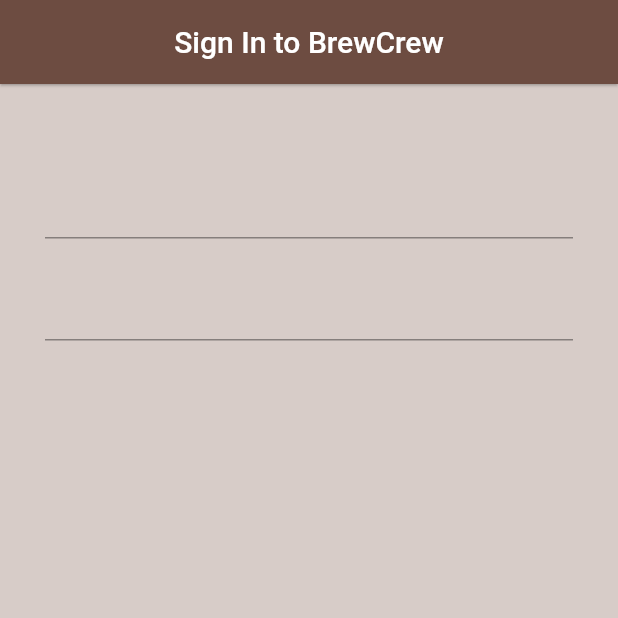
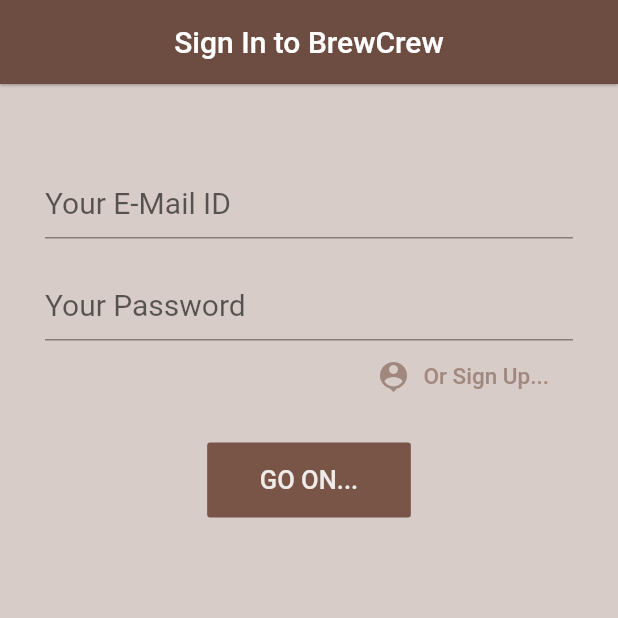
Before and after one commit to aish0509/crew_brew, a Flutter app: the screen it shows after launch, on a phone screen of 412 x 824 dp, the top half of it. Run offline on Flutter 3.47's test engine with Material 2 defaults, Android fonts, the phone set to English and light mode, and no system bars; our stand-ins replace firebase_auth; accounts and stored records are empty.

```diff
--- a/lib/screens/authenticate/authenticate.dart
+++ b/lib/screens/authenticate/authenticate.dart
@@ -1,4 +1,5 @@
 import 'package:brew_crew/screens/authenticate/sign_in.dart';
+import 'package:brew_crew/screens/authenticate/sign_up.dart';
 import 'package:flutter/material.dart';
 
 class Authenticate extends StatefulWidget {
@@ -7,8 +8,22 @@ class Authenticate extends StatefulWidget {
 }
 
 class _AuthenticateState extends State<Authenticate> {
+  bool showSignIn = true;
+  void toggleView() {
+    setState(() {
+      showSignIn = !showSignIn;
+    });
+  }
+
   @override
   Widget build(BuildContext context) {
-    return SafeArea(child: SignIn());
+    if (showSignIn == true) {
+      return SafeArea(child: SignIn(toggleView: toggleView));
+    } else {
+      return SafeArea(
+          child: SignUp(
+        toggleView: toggleView,
+      ));
+    }
   }
 }
--- a/lib/screens/authenticate/sign_in.dart
+++ b/lib/screens/authenticate/sign_in.dart
@@ -2,12 +2,17 @@ import 'package:brew_crew/services/auth.dart';
 import 'package:flutter/material.dart';
 
 class SignIn extends StatefulWidget {
+  final Function toggleView;
+  SignIn({this.toggleView});
+
   @override
   _SignInState createState() => _SignInState();
 }
 
 class _SignInState extends State<SignIn> {
   AuthService _authService = AuthService();
+  String email = '';
+  String pwd = '';
 
   @override
   Widget build(BuildContext context) {
@@ -28,20 +33,78 @@ class _SignInState extends State<SignIn> {
                 height: 25.0,
               ),
               TextFormField(
+                decoration: InputDecoration(
+                  hintText: 'Your E-Mail ID',
+                  focusedBorder: UnderlineInputBorder(
+                    borderSide: BorderSide(color: Colors.brown, width: 2.0),
+                  ),
+                ),
                 cursorColor: Colors.brown[800],
                 cursorWidth: 2.0,
                 style: TextStyle(color: Colors.brown[800], fontSize: 20.0),
-                onChanged: (value) {},
+                validator: (String value) {
+                  if (value.contains('@') != true) {
+                    return 'Please enter a valid E-Mail';
+                  } else {
+                    return null;
+                  }
+                },
+                onChanged: (value) {
+                  setState(() {
+                    email = value;
+                  });
+                },
               ),
               SizedBox(
                 height: 20.0,
               ),
               TextFormField(
+                decoration: InputDecoration(
+                  hintText: 'Your Password',
+                  focusedBorder: UnderlineInputBorder(
+                    borderSide: BorderSide(color: Colors.brown, width: 2.0),
+                  ),
+                ),
                 cursorColor: Colors.brown[800],
                 cursorWidth: 2.0,
                 style: TextStyle(color: Colors.brown[800], fontSize: 20.0),
-                onChanged: (value) {},
                 obscureText: true,
+                onChanged: (value) {
+                  setState(() {
+                    pwd = value;
+                  });
+                },
+              ),
+              Align(
+                alignment: Alignment.bottomRight,
+                child: FlatButton.icon(
+                  onPressed: () {
+                    widget.toggleView();
+                  },
+                  icon: Icon(
+                    Icons.person_pin,
+                    color: Colors.brown[300],
+                  ),
+                  label: Text(
+                    'Or Sign Up...',
+                    style: TextStyle(color: Colors.brown[300], fontSize: 15.0),
+                  ),
+                ),
+              ),
+              SizedBox(
+                height: 20.0,
+              ),
+              FlatButton(
+                padding: EdgeInsets.symmetric(vertical: 15.0, horizontal: 35.1),
+                child: Text(
+                  'GO ON...',
+                  style: TextStyle(color: Colors.brown[50], fontSize: 17.0),
+                ),
+                color: Colors.brown[500],
+                onPressed: () async {
+                  print(email);
+                  print(pwd);
+                },
               )
             ],
           ),
```
Also changed, not shown: lib/screens/authenticate/sign_up.dart (added, +154 -0 lines).
